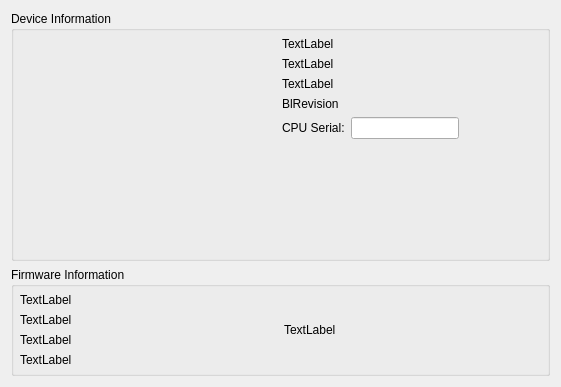
openpilot/OpenPilot, file ground/openpilotgcs/src/plugins/uploader/runningdevicewidget.ui: the form before one commit.
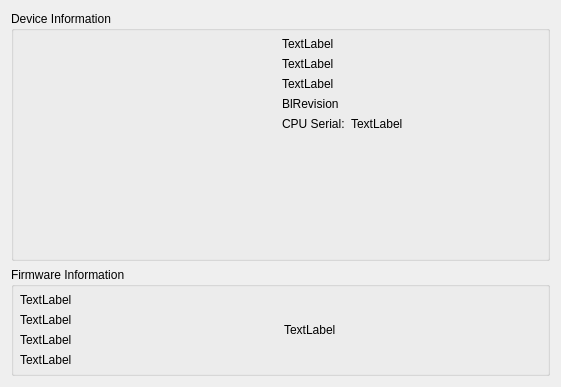
The form after the commit.

Commit message: OP-1628 Adjusting some form labels.

Diff of the .ui file:
```diff
--- a/ground/openpilotgcs/src/plugins/uploader/runningdevicewidget.ui
+++ b/ground/openpilotgcs/src/plugins/uploader/runningdevicewidget.ui
@@ -121,8 +121,11 @@
          </widget>
         </item>
         <item>
-         <layout class="QHBoxLayout" name="horizontalLayout">
-          <item>
+         <layout class="QFormLayout" name="formLayout">
+          <property name="bottomMargin">
+           <number>0</number>
+          </property>
+          <item row="0" column="0">
            <widget class="QLabel" name="lblCPU">
             <property name="sizePolicy">
              <sizepolicy hsizetype="Preferred" vsizetype="Fixed">
@@ -135,16 +138,13 @@
             </property>
            </widget>
           </item>
-          <item>
-           <widget class="QLineEdit" name="CPUSerial">
-            <property name="sizePolicy">
-             <sizepolicy hsizetype="Expanding" vsizetype="Fixed">
-              <horstretch>0</horstretch>
-              <verstretch>0</verstretch>
-             </sizepolicy>
+          <item row="0" column="1">
+           <widget class="QLabel" name="CPUSerial">
+            <property name="text">
+             <string>TextLabel</string>
             </property>
-            <property name="readOnly">
-             <bool>true</bool>
+            <property name="textInteractionFlags">
+             <set>Qt::LinksAccessibleByMouse|Qt::TextSelectableByKeyboard|Qt::TextSelectableByMouse</set>
             </property>
            </widget>
           </item>
```
